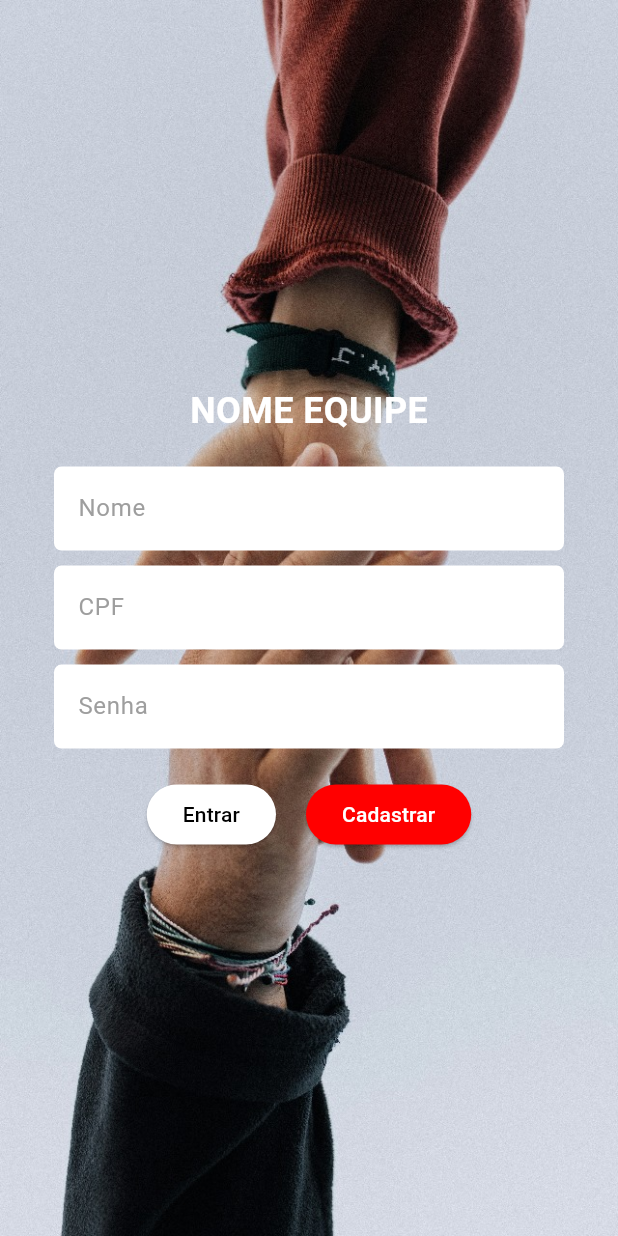
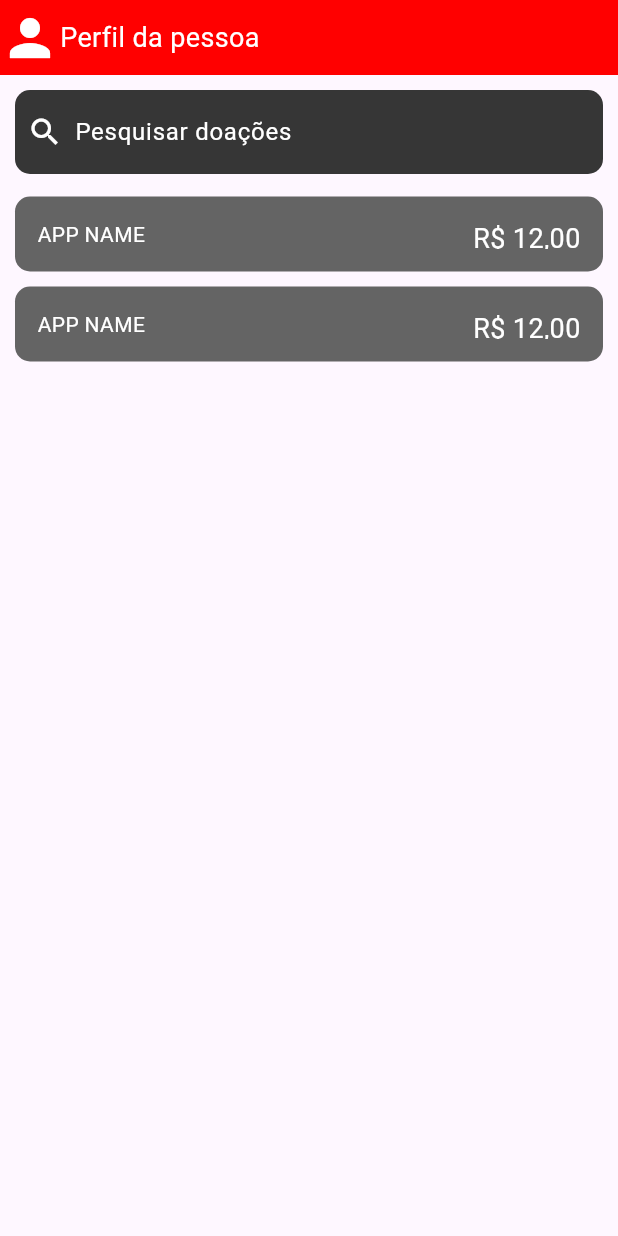
Before and after one commit to HacktonUniesp/marjo-mobile, a Flutter app: the screen it shows after launch, after a tap on "Cadastrar", on a phone screen of 412 x 824 dp. Run offline on Flutter 3.47's test engine with Material 3 defaults, Android fonts, the phone set to English and light mode, and no system bars; our stand-ins replace mask_text_input_formatter.

Commit message:
feat: add home page user

```diff
--- /dev/null
+++ b/lib/src/layers/home/ui/pages/user_home_page.dart
@@ -0,0 +1,108 @@
+import 'package:flutter/material.dart';
+import 'package:marjosports/src/theme/theme_app.dart';
+
+class UserHomePage extends StatefulWidget {
+  const UserHomePage({super.key});
+
+  @override
+  State<UserHomePage> createState() => _UserHomePageState();
+}
+
+class _UserHomePageState extends State<UserHomePage> {
+  @override
+  Widget build(BuildContext context) {
+    return SafeArea(
+      child: Scaffold(
+        body: SingleChildScrollView(
+          child: Column(
+            children: [
+              Container(
+                color: ThemeApp.redColor,
+                height: 50,
+                width: MediaQuery.of(context).size.width,
+                child: const Row(
+                  children: [
+                    Icon(Icons.person, color: Colors.white, size: 40),
+                    Text(
+                      'Perfil da pessoa',
+                      style: TextStyle(color: Colors.white, fontSize: 18),
+                    )
+                  ],
+                ),
+              ),
+              Padding(
+                padding: const EdgeInsets.all(10),
+                child: SearchBar(
+                  shadowColor:
+                      WidgetStateProperty.all<Color?>(Colors.transparent),
+                  shape: WidgetStateProperty.all<OutlinedBorder?>(
+                    const RoundedRectangleBorder(
+                      borderRadius: BorderRadius.all(Radius.circular(10)),
+                    ),
+                  ),
+                  backgroundColor:
+                      WidgetStateProperty.all<Color?>(ThemeApp.darkgrayColor),
+                  hintText: 'Pesquisar doações',
+                  hintStyle: WidgetStateProperty.all<TextStyle?>(
+                    const TextStyle(color: Colors.white),
+                  ),
+                  leading: const Icon(Icons.search, color: Colors.white),
+                ),
+              ),
+              Padding(
+                padding: const EdgeInsets.symmetric(horizontal: 10, vertical: 5),
+                child: Container(
+                  padding: const EdgeInsets.all(15),
+                  decoration: BoxDecoration(
+                      color: ThemeApp.grayColor,
+                      borderRadius: BorderRadius.circular(10),
+                      shape: BoxShape.rectangle),
+                  height: 50,
+                  width: MediaQuery.of(context).size.width,
+                  child: const Row(
+                    mainAxisAlignment: MainAxisAlignment.spaceBetween,
+                    children: [
+                      Text(
+                        'APP NAME',
+                        style: TextStyle(color: Colors.white),
+                      ),
+                      Text(
+                        'R\$ 12,00',
+                        style: TextStyle(color: Colors.white, fontSize: 18),
+                      )
+                    ],
+                  ),
+                ),
+              ),
+              Padding(
+                padding: const EdgeInsets.symmetric(horizontal: 10, vertical: 5),
+                child: Container(
+                  padding: const EdgeInsets.all(15),
+                  decoration: BoxDecoration(
+                      color: ThemeApp.grayColor,
+                      borderRadius: BorderRadius.circular(10),
+                      shape: BoxShape.rectangle),
+                  height: 50,
+                  width: MediaQuery.of(context).size.width,
+                  child: const Row(
+                    mainAxisAlignment: MainAxisAlignment.spaceBetween,
+                    children: [
+                      Text(
+                        'APP NAME',
+                        style: TextStyle(color: Colors.white),
+                      ),
+                      Text(
+                        'R\$ 12,00',
+                        style: TextStyle(color: Colors.white, fontSize: 18),
+                      )
+                    ],
+                  ),
+                ),
+              ),
+            ],
+          ),
+        ),
+      ),
+    );
+  }
+}
--- a/lib/src/layers/login/ui/pages/login_page.dart
+++ b/lib/src/layers/login/ui/pages/login_page.dart
@@ -1,5 +1,5 @@
 import 'package:flutter/material.dart';
-import 'package:marjosports/src/layers/login/ui/widgets/registration_button.dart';
+import 'package:marjosports/src/layers/home/ui/pages/user_home_page.dart';
 import 'package:marjosports/src/layers/login/ui/widgets/registration_form.dart';
 import 'package:marjosports/src/theme/theme_app.dart';
 import 'package:mask_text_input_formatter/mask_text_input_formatter.dart';
@@ -11,12 +11,18 @@ class LoginPage extends StatefulWidget {
   State<LoginPage> createState() => _LoginPageState();
 }
 
-final _formKey = GlobalKey<FormState>();
-final _nomeController = TextEditingController();
-final _cpfController = TextEditingController();
-final _senhaController = TextEditingController();
+class _LoginPageState extends State<LoginPage> {
+  final _formKey = GlobalKey<FormState>();
+  final _cpfController = TextEditingController();
+  final _senhaController = TextEditingController();
 
-class _LoginPageState extends State<LoginPage> {
+  @override
+  void dispose() {
+    _cpfController.dispose();
+    _senhaController.dispose();
+    super.dispose();
+  }
+
   @override
   Widget build(BuildContext context) {
     return SafeArea(
@@ -46,13 +52,6 @@ class _LoginPageState extends State<LoginPage> {
                     ),
                     const SizedBox(height: 20),
                     RegistrationFormPerson(
-                      styleMask: MaskTextInputFormatter(mask: ''),
-                      keyboardType: TextInputType.text,
-                      labelText: 'Nome',
-                      controller: _nomeController,
-                    ),
-                    const SizedBox(height: 10),
-                    RegistrationFormPerson(
                       styleMask: MaskTextInputFormatter(mask: '###.###.###-##'),
                       keyboardType: TextInputType.number,
                       labelText: 'CPF',
@@ -67,14 +66,36 @@ class _LoginPageState extends State<LoginPage> {
                     ),
                     const SizedBox(height: 20),
                     Row(
-                      crossAxisAlignment: CrossAxisAlignment.center,
                       mainAxisAlignment: MainAxisAlignment.center,
                       children: [
-                        RegistrationButton(label: 'Entrar', labelColor: Colors.black, backgroundColor: Colors.white,),
-                        SizedBox(width: 20),
-                        RegistrationButton(label: 'Cadastrar', labelColor: Colors.white, backgroundColor: ThemeApp.redColor,),
+                        ElevatedButton(
+                          style: ElevatedButton.styleFrom(
+                            backgroundColor: Colors.white,
+                          ),
+                          onPressed: () {
+                            if (_formKey.currentState?.validate() ?? false) {
+                              ScaffoldMessenger.of(context).showSnackBar(
+                                const SnackBar(content: Text('Processando dados')),
+                              );
+                            }
+                          },
+                          child: const Text('Entrar', style: TextStyle(color: Colors.black)),
+                        ),
+                        const SizedBox(width: 20),
+                        ElevatedButton(
+                          style: ElevatedButton.styleFrom(
+                            backgroundColor: ThemeApp.redColor,
+                          ),
+                          onPressed: () {
+                            Navigator.push(
+                              context,
+                              MaterialPageRoute(builder: (context) => const UserHomePage()),
+                            );
+                          },
+                          child: const Text('Cadastrar', style: TextStyle(color: Colors.white)),
+                        ),
                       ],
-                    )
+                    ),
                   ],
                 ),
               ),
@@ -84,12 +105,4 @@ class _LoginPageState extends State<LoginPage> {
       ),
     );
   }
-
-  @override
-  void dispose() {
-    _nomeController.dispose();
-    _cpfController.dispose();
-    _senhaController.dispose();
-    super.dispose();
-  }
 }
--- a/lib/src/layers/login/ui/widgets/registration_button.dart
+++ /dev/null
@@ -1,32 +0,0 @@
-import 'package:flutter/material.dart';
-
-class RegistrationButton extends StatelessWidget {
-  RegistrationButton({
-    super.key,
-    required this.label,
-    required this.labelColor,
-    required this.backgroundColor,
-  });
-
-  final Color labelColor;
-  final Color backgroundColor;
-  final String label;
-  final _formKey = GlobalKey<FormState>();
-  @override
-  Widget build(BuildContext context) {
-    return ElevatedButton(
-
-      style: ElevatedButton.styleFrom(
-        backgroundColor: backgroundColor),
-      onPressed: () {
-        if (_formKey.currentState?.validate() ?? false) {
-          // Processar os dados do formulário
-          ScaffoldMessenger.of(context).showSnackBar(
-            const SnackBar(content: Text('Processando dados')),
-          );
-        }
-      },
-      child: Text(label, style: TextStyle(color: labelColor)),
-    );
-  }
-}
```
Also changed, not shown: lib/src/layers/login/ui/pages/register_page.dart (added, +105 -0 lines), lib/src/layers/home/ui/pages/admin_home_page.dart (added).
